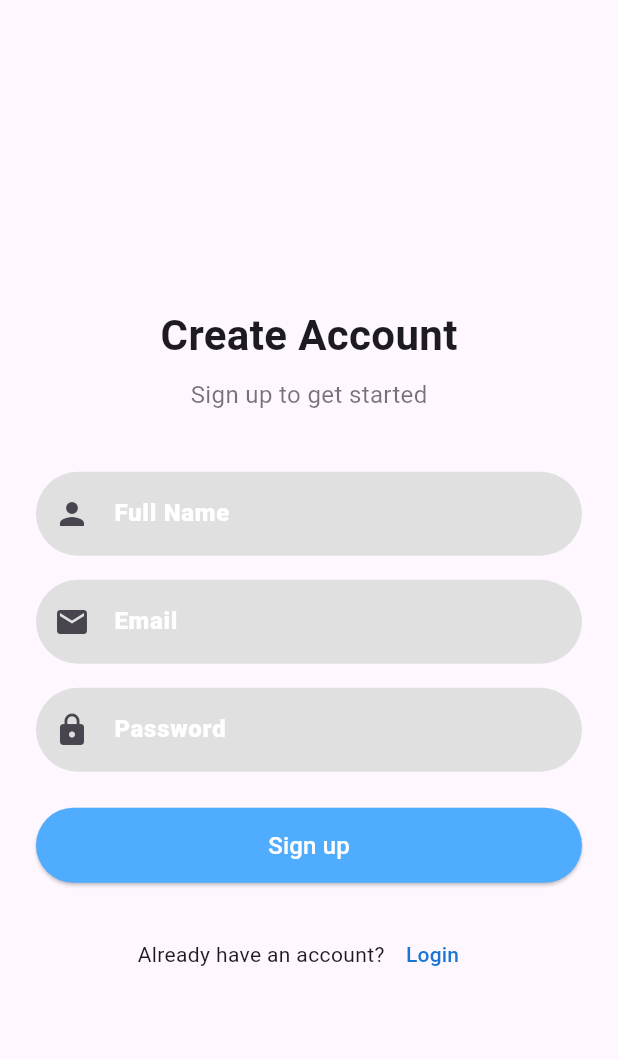
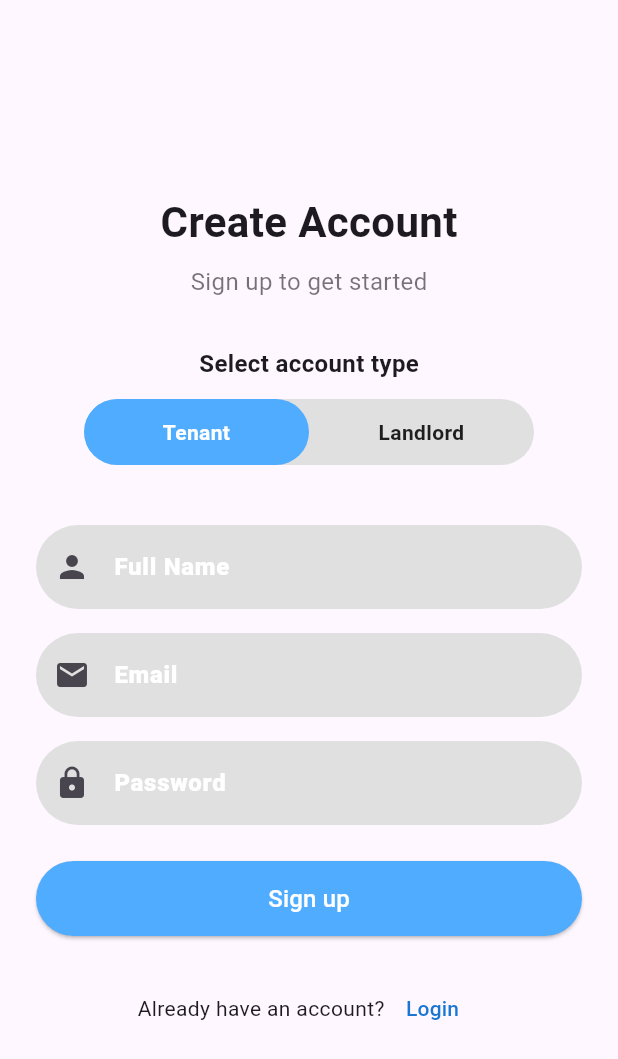
Before and after one commit to MathibelaD/P, a Flutter app: the SignUpScreen screen opened directly, on a phone screen of 412 x 824 dp. Shown: the top 1059 px of the screen. Run offline on Flutter 3.47's test engine with Material 3 defaults, Android fonts, the phone set to English and light mode, and no system bars.

Commit message:
toggle between tenant and landlord

```diff
--- a/lib/screens/signup_screen.dart
+++ b/lib/screens/signup_screen.dart
@@ -1,15 +1,21 @@
-// lib/screens/signup_screen.dart
 import 'package:flutter/material.dart';
 
-class SignUpScreen extends StatelessWidget {
+class SignUpScreen extends StatefulWidget {
   const SignUpScreen({super.key});
 
   @override
-  Widget build(BuildContext context) {
+  State<SignUpScreen> createState() => _SignUpScreenState();
+}
+
+class _SignUpScreenState extends State<SignUpScreen> {
+  String selectedRole = 'Tenant'; // default role
+
   final nameController = TextEditingController();
   final emailController = TextEditingController();
   final passwordController = TextEditingController();
 
+  @override
+  Widget build(BuildContext context) {
     return Scaffold(
       body: SafeArea(
         child: Padding(
@@ -19,28 +25,46 @@ class SignUpScreen extends StatelessWidget {
               child: Column(
                 crossAxisAlignment: CrossAxisAlignment.center,
                 children: [
-                const SizedBox(height: 40),
                   const Text(
                     'Create Account',
-                  style: TextStyle(
-                    fontSize: 28,
-                    fontWeight: FontWeight.bold,
-                  ),
+                    style: TextStyle(fontSize: 28, fontWeight: FontWeight.bold),
                   ),
                   const SizedBox(height: 8),
                   const Text(
                     'Sign up to get started',
-                  style: TextStyle(
-                    fontSize: 16,
-                    color: Colors.black54,
+                    style: TextStyle(fontSize: 16, color: Colors.black54),
+                  ),
+                  const SizedBox(height: 32),
+                  // 🌱 Role selector at the top
+                  const Text(
+                    'Select account type',
+                    style: TextStyle(fontSize: 16, fontWeight: FontWeight.w600),
+                  ),
+                  const SizedBox(height: 12),
+                  SizedBox(
+                    width: 300, // Adjust this value to your desired max width
+                    child: Container(
+                      decoration: BoxDecoration(
+                        color: Colors.grey[300],
+                        borderRadius: BorderRadius.circular(30),
+                      ),
+                      child: Row(
+                        children: [
+                          _buildRoleButton('Tenant'),
+                          _buildRoleButton('Landlord'),
+                        ],
                       ),
                     ),
+                  ),
+
                   const SizedBox(height: 40),
+
+                  // 🌱 Input fields
                   TextField(
                     controller: nameController,
                     decoration: InputDecoration(
                       labelText: 'Full Name',
-                    labelStyle: TextStyle(
+                      labelStyle: const TextStyle(
                         color: Colors.white,
                         fontWeight: FontWeight.w800,
                       ),
@@ -58,7 +82,7 @@ class SignUpScreen extends StatelessWidget {
                     controller: emailController,
                     decoration: InputDecoration(
                       labelText: 'Email',
-                    labelStyle: TextStyle(
+                      labelStyle: const TextStyle(
                         color: Colors.white,
                         fontWeight: FontWeight.w800,
                       ),
@@ -77,7 +101,7 @@ class SignUpScreen extends StatelessWidget {
                     obscureText: true,
                     decoration: InputDecoration(
                       labelText: 'Password',
-                    labelStyle: TextStyle(
+                      labelStyle: const TextStyle(
                         color: Colors.white,
                         fontWeight: FontWeight.w800,
                       ),
@@ -96,7 +120,8 @@ class SignUpScreen extends StatelessWidget {
                     height: 50,
                     child: ElevatedButton(
                       onPressed: () {
-                      // Add sign up logic later
+                        // Print selected role for now
+                        print('Selected role: $selectedRole');
                       },
                       style: ElevatedButton.styleFrom(
                         backgroundColor: const Color(0xff4facfe),
@@ -106,8 +131,7 @@ class SignUpScreen extends StatelessWidget {
                       ),
                       child: const Text(
                         'Sign up',
-                      style: TextStyle(fontSize: 16,
-                      color: Colors.white),
+                        style: TextStyle(fontSize: 16, color: Colors.white),
                       ),
                     ),
                   ),
@@ -118,11 +142,10 @@ class SignUpScreen extends StatelessWidget {
                       const Text('Already have an account?'),
                       TextButton(
                         onPressed: () {
-                        Navigator.of(context).pop(); // go back to login
+                          Navigator.of(context).pop();
                         },
                         style: TextButton.styleFrom(
-                          foregroundColor:
-                              Colors.blue[700], // Your desired text color here
+                          foregroundColor: Colors.blue[700],
                         ),
                         child: const Text('Login'),
                       ),
@@ -131,7 +154,37 @@ class SignUpScreen extends StatelessWidget {
                 ],
               ),
             ),
-        ),)
+          ),
+        ),
+      ),
+    );
+  }
+
+  /// 🔥 Helper: build each role button
+  Widget _buildRoleButton(String role) {
+    final bool isSelected = selectedRole == role;
+    return Expanded(
+      child: GestureDetector(
+        onTap: () {
+          setState(() {
+            selectedRole = role;
+          });
+        },
+        child: Container(
+          padding: const EdgeInsets.symmetric(vertical: 12),
+          decoration: BoxDecoration(
+            color: isSelected ? const Color(0xff4facfe) : Colors.transparent,
+            borderRadius: BorderRadius.circular(30),
+          ),
+          child: Text(
+            role,
+            textAlign: TextAlign.center,
+            style: TextStyle(
+              color: isSelected ? Colors.white : Colors.black87,
+              fontWeight: FontWeight.w600,
+            ),
+          ),
+        ),
       ),
     );
   }
```
Lines whose indentation alone changed are shown as unchanged.
